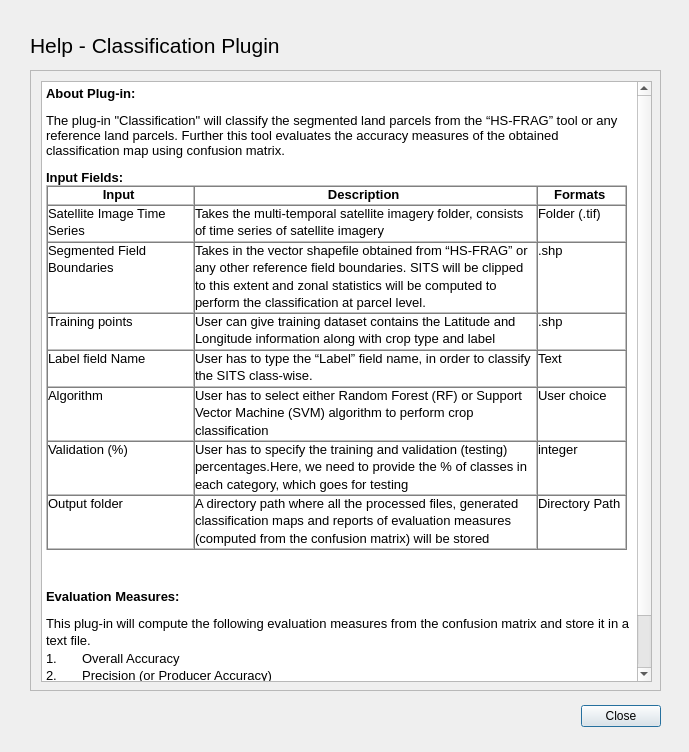
The window that help.ui (sravaniduvvuri/ML-CLAS) describes before a commit, drawn with Qt 5.
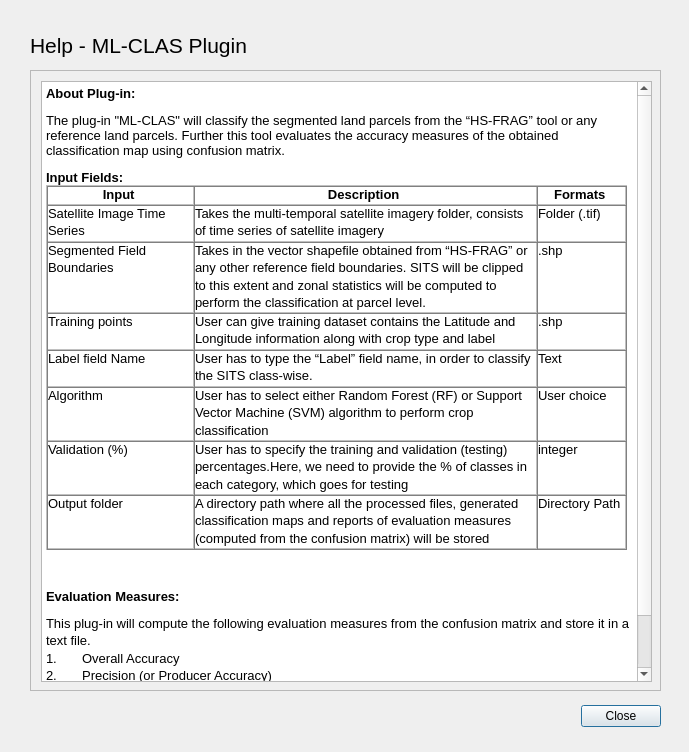
The same window after the commit.

Commit message: rename plugin

Patch:
```diff
--- a/help.ui
+++ b/help.ui
@@ -68,7 +68,7 @@
 p, li { white-space: pre-wrap; }
 &lt;/style&gt;&lt;/head&gt;&lt;body style=&quot; font-family:'MS Shell Dlg 2'; font-size:7.8pt; font-weight:400; font-style:normal;&quot;&gt;
 &lt;p style=&quot; margin-top:12px; margin-bottom:0px; margin-left:0px; margin-right:0px; -qt-block-indent:0; text-indent:0px; background-color:#ffffff;&quot;&gt;&lt;span style=&quot; font-family:'Arial,sans-serif'; font-size:10pt; font-weight:600; background-color:#ffffff;&quot;&gt;About Plug-in:&lt;/span&gt;&lt;span style=&quot; font-size:10pt;&quot;&gt; &lt;/span&gt;&lt;/p&gt;
-&lt;p style=&quot; margin-top:12px; margin-bottom:0px; margin-left:0px; margin-right:0px; -qt-block-indent:0; text-indent:0px; background-color:#ffffff;&quot;&gt;&lt;span style=&quot; font-family:'Arial,sans-serif'; font-size:10pt; color:#000000; background-color:#ffffff;&quot;&gt;The plug-in &amp;quot;Classification&amp;quot; will classify the segmented land parcels from the “HS-FRAG” tool or any reference land parcels. Further this tool evaluates the accuracy measures of the obtained classification map using confusion matrix. &lt;/span&gt;&lt;/p&gt;
+&lt;p style=&quot; margin-top:12px; margin-bottom:0px; margin-left:0px; margin-right:0px; -qt-block-indent:0; text-indent:0px; background-color:#ffffff;&quot;&gt;&lt;span style=&quot; font-family:'Arial,sans-serif'; font-size:10pt; color:#000000; background-color:#ffffff;&quot;&gt;The plug-in &amp;quot;ML-CLAS&amp;quot; will classify the segmented land parcels from the “HS-FRAG” tool or any reference land parcels. Further this tool evaluates the accuracy measures of the obtained classification map using confusion matrix. &lt;/span&gt;&lt;/p&gt;
 &lt;p style=&quot; margin-top:12px; margin-bottom:0px; margin-left:0px; margin-right:0px; -qt-block-indent:0; text-indent:0px; background-color:#ffffff;&quot;&gt;&lt;span style=&quot; font-family:'Arial,sans-serif'; font-size:10pt; font-weight:600; background-color:#ffffff;&quot;&gt;Input Fields:&lt;/span&gt;&lt;span style=&quot; font-size:10pt;&quot;&gt; &lt;/span&gt;&lt;/p&gt;
 &lt;table border=&quot;1&quot; style=&quot; margin-top:0px; margin-bottom:0px; margin-left:0px; margin-right:0px;&quot; width=&quot;100%&quot; cellspacing=&quot;0&quot; cellpadding=&quot;0&quot;&gt;
 &lt;tr&gt;
@@ -154,7 +154,7 @@
     </font>
    </property>
    <property name="text">
-    <string>Help - Classification Plugin</string>
+    <string>Help - ML-CLAS Plugin</string>
    </property>
   </widget>
  </widget>
```
Left out of the diff: 2 changed lines with no effect on the pictures. The commit also changes 11 other files.
